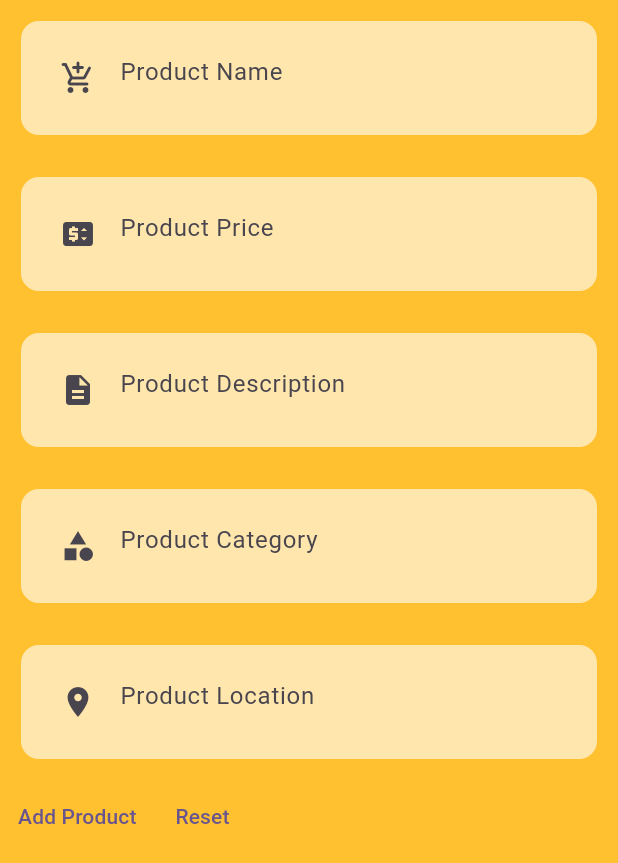
After one commit to Hassenbd/e-commerce-flutter-firebase, a Flutter app: the Admin screen opened directly, after a tap on "Add Product", on a phone screen of 412 x 824 dp. The commit adds this screen. Shown: the top 863 px of the screen. Run offline on Flutter 3.47's test engine with Material 3 defaults, Android fonts, the phone set to English and light mode, and no system bars; our stand-ins replace cloud_firestore, firebase_auth, firebase_core, modal_progress_hud_nsn; accounts and stored records are empty.

Commit message:
add-product

```diff
--- a/lib/constants.dart
+++ b/lib/constants.dart
@@ -2,3 +2,9 @@ import 'package:flutter/material.dart';
 
 const kMainColor = Color(0xFFFFC12F);
 const kSecondaryColor = Color(0xFFFFE6AC);
+const kProductsCollection = "Products";
+const kProductName = "productName";
+const kProductCategory = "productCategory";
+const kProductPrice = "productPrice";
+const kProductLocation = "productLocation";
+const kProductDescription = "productDescription";
--- /dev/null
+++ b/lib/models/product.dart
@@ -0,0 +1,9 @@
+class Product {
+  String name;
+  String price;
+  String location;
+  String description;
+  String category;
+
+  Product(this.name,this.category, this.price, this.location, this.description);
+}
--- a/lib/provider/adminMode.dart
+++ b/lib/provider/adminMode.dart
@@ -1,6 +1,6 @@
 import 'package:flutter/material.dart';
 
-class Adminmode extends ChangeNotifier{
+class AdminMode extends ChangeNotifier{
   bool isAdmin = false;
   changeStatu(value) {
     isAdmin = value;
--- a/lib/provider/modelHud.dart
+++ b/lib/provider/modelHud.dart
@@ -1,6 +1,6 @@
 import 'package:flutter/foundation.dart';
 
-class Modelhud extends ChangeNotifier {
+class ModelHud extends ChangeNotifier {
   bool isLoading = false;
 
   changeisLoading(value) {
--- /dev/null
+++ b/lib/screen/admin/addProduct.dart
@@ -0,0 +1,55 @@
+import 'package:e_commerce/constants.dart';
+import 'package:e_commerce/models/product.dart';
+import 'package:e_commerce/services/store.dart';
+import 'package:e_commerce/widgets/input_field.dart';
+import 'package:flutter/material.dart';
+
+class Addproduct extends StatelessWidget {
+  late String _name, _price, _description, _category, _imageLocation;
+  final GlobalKey<FormState> _formKey = GlobalKey<FormState>();
+  @override
+  Widget build(BuildContext context) {
+    return Scaffold(
+        backgroundColor: kMainColor,
+        body: Form(
+          key: _formKey,
+          child: Column(children: [
+            InputField((value) {
+              _name = value;
+            }, 'Product Name', const Icon(Icons.add_shopping_cart_rounded)),
+            InputField((value) {
+              _price = value;
+            }, 'Product Price', const Icon(Icons.price_change)),
+            InputField((value) {
+              _description = value;
+            }, 'Product Description', const Icon(Icons.description)),
+            InputField((value) {
+              _category = value;
+            }, 'Product Category', const Icon(Icons.category)),
+            InputField((value) {
+              _imageLocation = value;
+            }, 'Product Location', const Icon(Icons.location_on)),
+            Row(
+              children: [
+                TextButton(
+                    onPressed: () {
+                      if (_formKey.currentState!.validate()) {
+                        _formKey.currentState!.save();
+                        final product = Product(_name, _category, _price,
+                            _imageLocation, _description);
+                        final store = Store();
+                        store.addProduct(product);
+                      }
+                    },
+                    child: const Text("Add Product")),
+                TextButton(
+                    onPressed: () {
+                      _formKey.currentState!.reset();
+                    },
+                    child: const Text("Reset"))
+              ],
+            )
+          ]),
+        ));
+  }
+}
--- /dev/null
+++ b/lib/screen/admin/admin.dart
@@ -0,0 +1,33 @@
+import 'package:e_commerce/constants.dart';
+import 'package:e_commerce/screen/admin/addProduct.dart';
+import 'package:e_commerce/screen/admin/editProduct.dart';
+import 'package:flutter/material.dart';
+
+class Admin extends StatelessWidget {
+  @override
+  Widget build(BuildContext context) {
+    return Scaffold(
+        backgroundColor: kMainColor,
+        body: Center(
+          child: Column(mainAxisAlignment: MainAxisAlignment.center, children: [
+            TextButton(
+                onPressed: () {
+                  Navigator.of(context)
+                      .push(MaterialPageRoute(builder: (ctx) => Addproduct()));
+                },
+                child: const Text("Add Product")),
+            TextButton(
+              onPressed: () {
+                Navigator.of(context).push(
+                    MaterialPageRoute(builder: (ctx) => const EditProduct()));
+              },
+              child: const Text("Edit Product"),
+            ),
+            TextButton(
+              onPressed: () {},
+              child: const Text("Show order"),
+            )
+          ]),
+        ));
+  }
+}
--- /dev/null
+++ b/lib/services/store.dart
@@ -0,0 +1,20 @@
+import 'package:cloud_firestore/cloud_firestore.dart';
+import 'package:e_commerce/constants.dart';
+import 'package:e_commerce/models/product.dart';
+
+class Store {
+  final FirebaseFirestore _firestore = FirebaseFirestore.instance;
+  addProduct(Product product) {
+    _firestore.collection(kProductsCollection).add({
+      kProductName: product.name,
+      kProductDescription: product.name,
+      kProductPrice: product.price,
+      kProductLocation: product.location,
+      kProductCategory: product.category
+    });
+  }
+
+  Stream<QuerySnapshot> loadProducts() {
+    return _firestore.collection(kProductsCollection).snapshots();
+  }
+}
--- a/pubspec.yaml
+++ b/pubspec.yaml
@@ -39,6 +39,7 @@ dependencies:
   firebase_core: ^3.8.1
   modal_progress_hud_nsn: ^0.5.1
   provider: ^6.1.2
+  cloud_firestore: ^5.5.1
 
 dev_dependencies:
   flutter_test:
@@ -65,6 +66,7 @@ flutter:
   #To add assets to your application, add an assets section, like this:
   assets:
    - images/icons/
+   - images/products/
 
   # An image asset can refer to one or more resolution-specific "variants", see
   # https://flutter.dev/to/resolution-aware-images
```
Also changed, not shown: lib/main.dart (+4 -5 lines), lib/screen/admin/editProduct.dart (added, +54 -0 lines), lib/screen/home.dart (added, +10 -0 lines), lib/screen/login.dart (+48 -25 lines), lib/screen/signup_screen.dart (+4 -4 lines), images/products/polo.jpeg (added), pubspec.lock, 4 other files.
